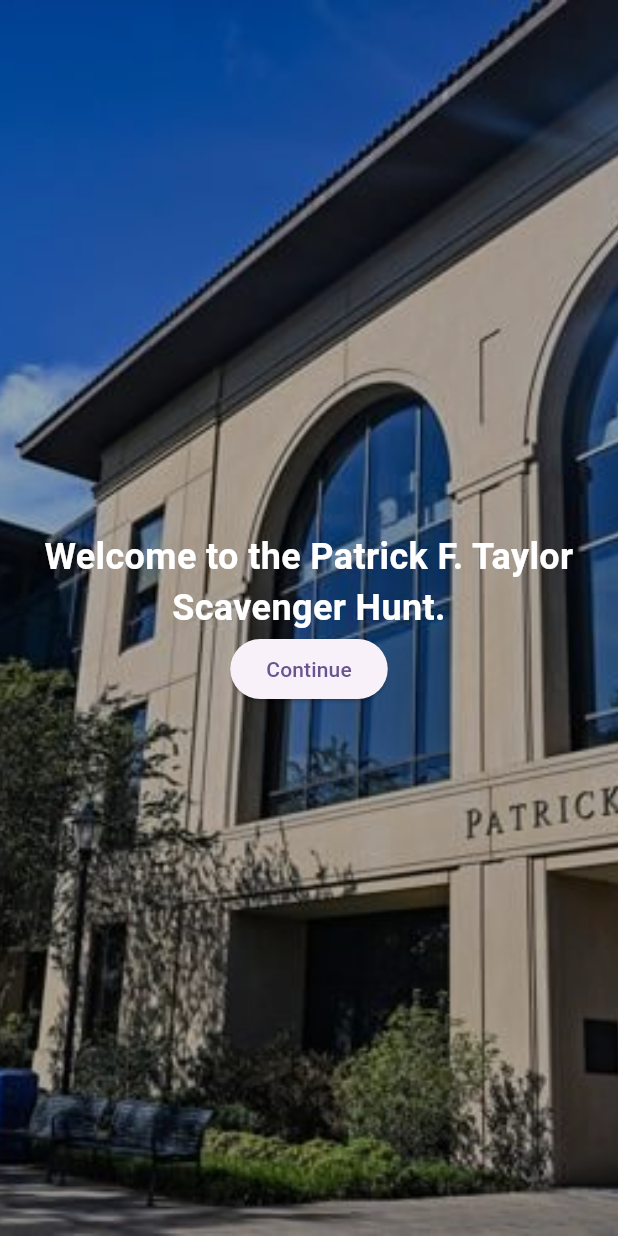
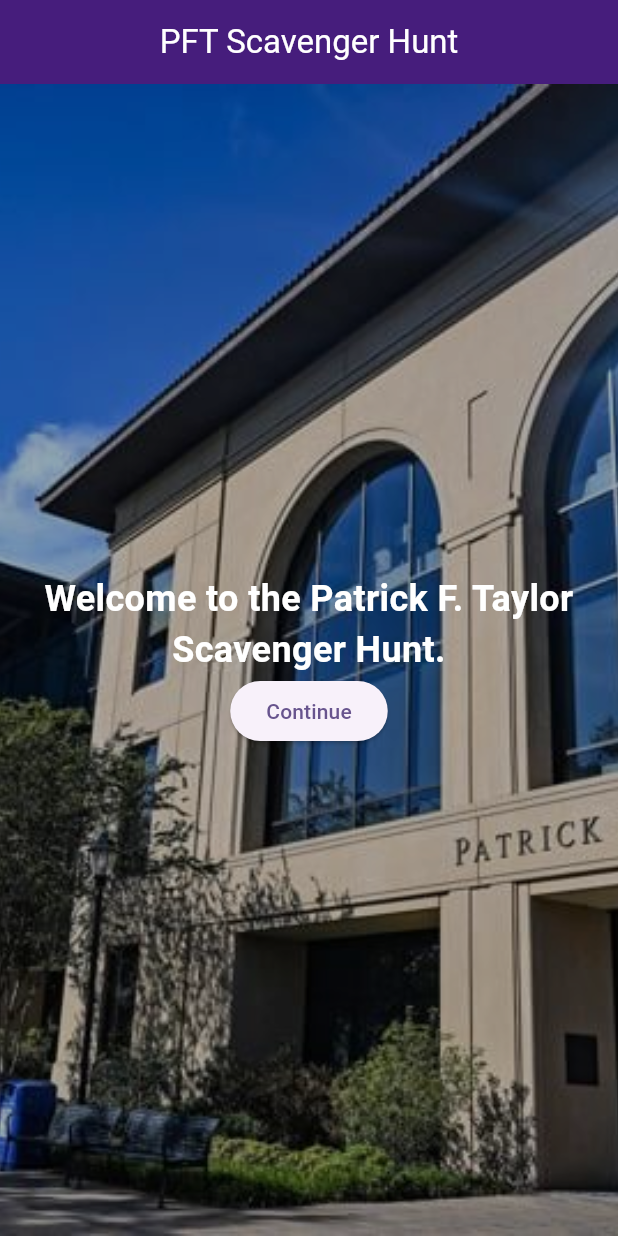
Before and after one commit to hdaren2/CSC4330, a Flutter app: the screen it shows after launch, on a phone screen of 412 x 824 dp. Run offline on Flutter 3.47's test engine with Material 3 defaults, Android fonts, the phone set to English and light mode, and no system bars.

Commit message:
App bar added

```diff
--- a/APP6/app_6/lib/main.dart
+++ b/APP6/app_6/lib/main.dart
@@ -1,5 +1,4 @@
 import 'package:flutter/material.dart';
-import 'dart:async';
 
 void main() {
   runApp(const MyApp());
@@ -157,7 +156,16 @@ class PageContent extends StatelessWidget {
 
   @override
   Widget build(BuildContext context) {
-    return Stack(
+    return Scaffold(
+      appBar: AppBar(
+        backgroundColor: const Color(0xFF461D7C),
+        title: const Text(
+          'PFT Scavenger Hunt',
+          style: TextStyle(color: Colors.white),
+        ),
+        centerTitle: true,
+      ),
+      body: Stack(
         fit: StackFit.expand,
         children: [
           Image.asset(
@@ -256,6 +264,7 @@ class PageContent extends StatelessWidget {
             ),
           ),
         ],
+      ),
     );
   }
 }
@@ -279,6 +288,14 @@ class InterestSummaryPage extends StatelessWidget {
   @override
   Widget build(BuildContext context) {
     return Scaffold(
+      appBar: AppBar(
+        backgroundColor: const Color(0xFF461D7C),
+        title: const Text(
+          'PFT Scavenger Hunt',
+          style: TextStyle(color: Colors.white),
+        ),
+        centerTitle: true,
+      ),
       body: Stack(
         children: [
           Positioned.fill(
```
Also changed, not shown: 2 other files. Lines whose indentation alone changed are shown as unchanged.
